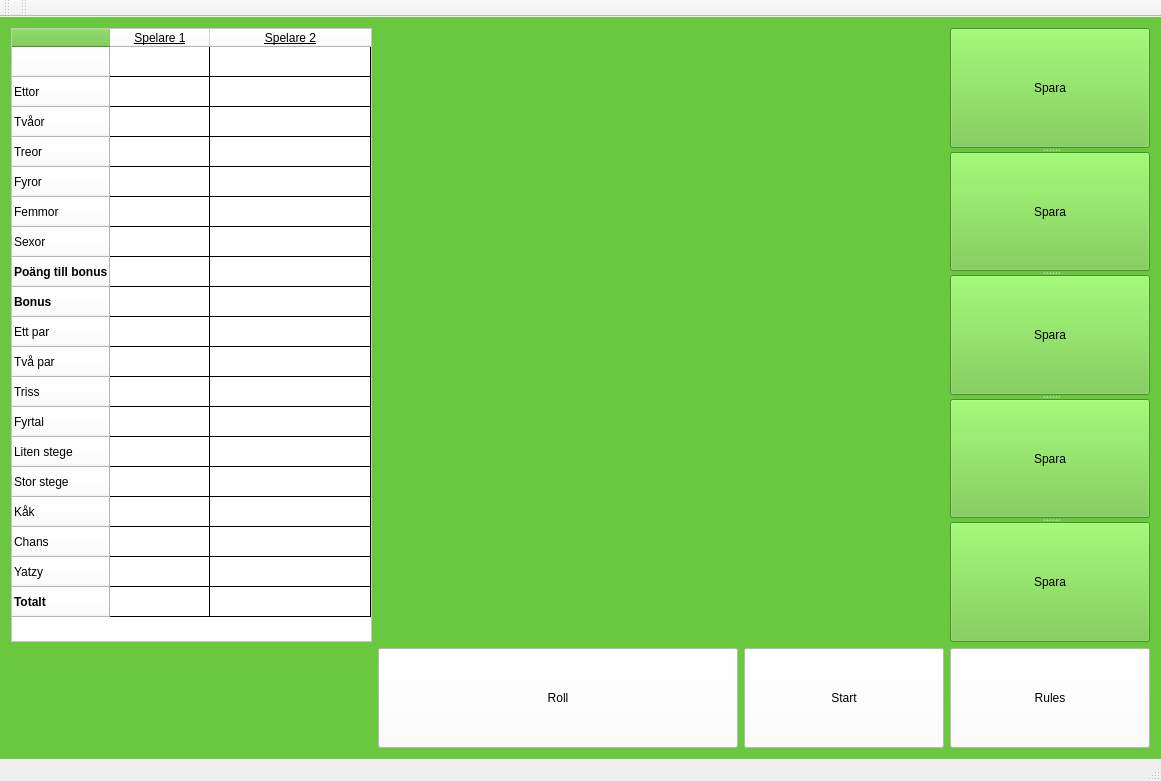
Old version of the form Yatzy/Yatzy/mainwindow.ui in the repository GUI-Programmering-Yatzy-Juli/Yatzy.
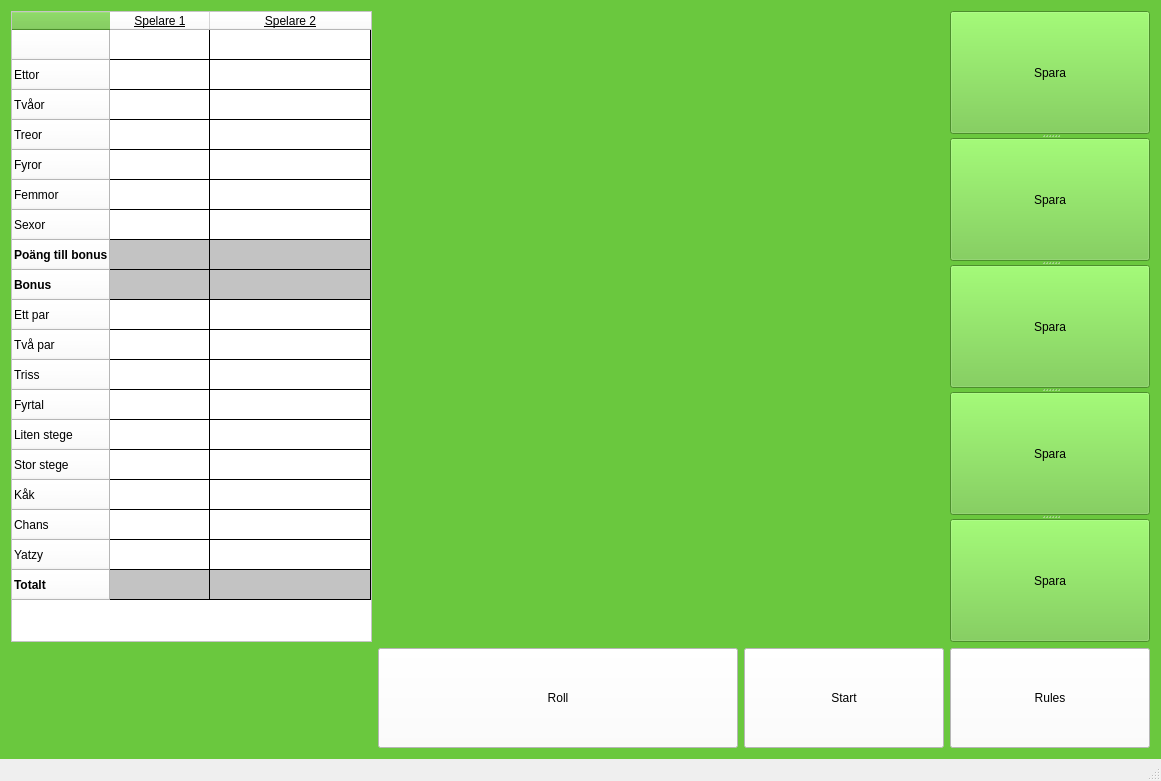
New version of the form.

Commit message: ui skit medans det funkar

What changed in the file:
```diff
--- a/Yatzy/Yatzy/mainwindow.ui
+++ b/Yatzy/Yatzy/mainwindow.ui
@@ -606,11 +606,96 @@
         <string/>
        </property>
        <property name="background">
-        <brush brushstyle="NoBrush">
+        <brush brushstyle="SolidPattern">
          <color alpha="255">
-          <red>172</red>
-          <green>172</green>
-          <blue>172</blue>
+          <red>195</red>
+          <green>195</green>
+          <blue>195</blue>
+         </color>
+        </brush>
+       </property>
+       <property name="foreground">
+        <brush brushstyle="SolidPattern">
+         <color alpha="255">
+          <red>195</red>
+          <green>195</green>
+          <blue>195</blue>
+         </color>
+        </brush>
+       </property>
+      </item>
+      <item row="7" column="1">
+       <property name="text">
+        <string/>
+       </property>
+       <property name="background">
+        <brush brushstyle="SolidPattern">
+         <color alpha="255">
+          <red>195</red>
+          <green>195</green>
+          <blue>195</blue>
+         </color>
+        </brush>
+       </property>
+      </item>
+      <item row="8" column="0">
+       <property name="text">
+        <string/>
+       </property>
+       <property name="background">
+        <brush brushstyle="SolidPattern">
+         <color alpha="255">
+          <red>195</red>
+          <green>195</green>
+          <blue>195</blue>
+         </color>
+        </brush>
+       </property>
+      </item>
+      <item row="8" column="1">
+       <property name="text">
+        <string/>
+       </property>
+       <property name="background">
+        <brush brushstyle="SolidPattern">
+         <color alpha="255">
+          <red>195</red>
+          <green>195</green>
+          <blue>195</blue>
+         </color>
+        </brush>
+       </property>
+      </item>
+      <item row="18" column="0">
+       <property name="text">
+        <string/>
+       </property>
+       <property name="background">
+        <brush brushstyle="SolidPattern">
+         <color alpha="255">
+          <red>195</red>
+          <green>195</green>
+          <blue>195</blue>
+         </color>
+        </brush>
+       </property>
+       <property name="foreground">
+        <brush brushstyle="SolidPattern">
+         <color alpha="255">
+          <red>195</red>
+          <green>195</green>
+          <blue>195</blue>
+         </color>
+        </brush>
+       </property>
+      </item>
+      <item row="18" column="1">
+       <property name="background">
+        <brush brushstyle="SolidPattern">
+         <color alpha="255">
+          <red>195</red>
+          <green>195</green>
+          <blue>195</blue>
          </color>
         </brush>
        </property>
@@ -692,26 +777,7 @@
     </rect>
    </property>
   </widget>
-  <widget class="QToolBar" name="mainToolBar">
-   <attribute name="toolBarArea">
-    <enum>TopToolBarArea</enum>
-   </attribute>
-   <attribute name="toolBarBreak">
-    <bool>false</bool>
-   </attribute>
-  </widget>
   <widget class="QStatusBar" name="statusBar"/>
-  <widget class="QToolBar" name="toolBar">
-   <property name="windowTitle">
-    <string>toolBar</string>
-   </property>
-   <attribute name="toolBarArea">
-    <enum>TopToolBarArea</enum>
-   </attribute>
-   <attribute name="toolBarBreak">
-    <bool>false</bool>
-   </attribute>
-  </widget>
  </widget>
  <layoutdefault spacing="6" margin="11"/>
  <tabstops>
```
Left out of the diff: 3 changed lines with no effect on the pictures. The commit also changes 3 other files.
